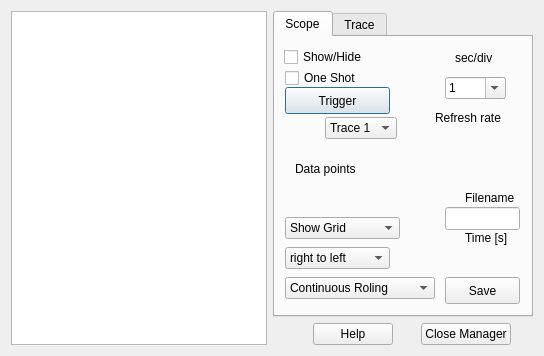
Before: the Qt Designer form src/qrl_scopes_manager.ui in fcuzzocrea/QRTAILab, drawn with Qt 5.
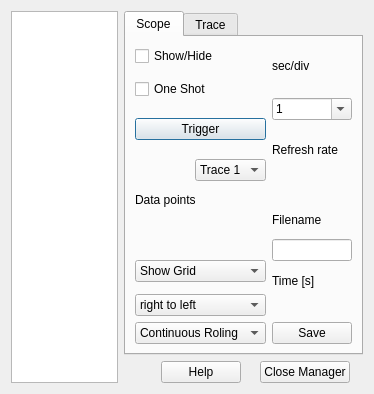
After: the same form once the commit is applied. Icons and pictures are not drawn. Custom widgets are drawn as their Qt base class.

Patch:
```diff
--- a/src/qrl_scopes_manager.ui
+++ b/src/qrl_scopes_manager.ui
@@ -5,8 +5,8 @@
    <rect>
     <x>0</x>
     <y>0</y>
-    <width>544</width>
-    <height>356</height>
+    <width>374</width>
+    <height>394</height>
    </rect>
   </property>
   <property name="windowTitle" >
@@ -38,374 +38,261 @@
       <attribute name="title" >
        <string>Scope</string>
       </attribute>
-      <widget class="QCheckBox" name="showCheckBox" >
-       <property name="geometry" >
-        <rect>
-         <x>9</x>
-         <y>9</y>
-         <width>105</width>
-         <height>22</height>
-        </rect>
-       </property>
-       <property name="text" >
-        <string>Show/Hide</string>
-       </property>
-      </widget>
-      <widget class="QComboBox" name="optionComboBox" >
-       <property name="geometry" >
-        <rect>
-         <x>10</x>
-         <y>180</y>
-         <width>115</width>
-         <height>22</height>
-        </rect>
-       </property>
-       <item>
-        <property name="text" >
-         <string>Show Grid</string>
-        </property>
+      <layout class="QGridLayout" >
+       <item row="0" column="0" colspan="2" >
+        <widget class="QCheckBox" name="showCheckBox" >
+         <property name="text" >
+          <string>Show/Hide</string>
+         </property>
+        </widget>
        </item>
-       <item>
-        <property name="text" >
-         <string>set BG Color</string>
-        </property>
+       <item rowspan="2" row="0" column="2" >
+        <widget class="QLabel" name="maxLabel_2" >
+         <property name="text" >
+          <string>sec/div</string>
+         </property>
+        </widget>
        </item>
-       <item>
-        <property name="text" >
-         <string>set Grid Color</string>
-        </property>
+       <item rowspan="2" row="1" column="0" colspan="2" >
+        <widget class="QCheckBox" name="oneshotCheckBox" >
+         <property name="text" >
+          <string>One Shot</string>
+         </property>
+        </widget>
        </item>
-      </widget>
-      <widget class="QComboBox" name="displayComboBox" >
-       <property name="geometry" >
-        <rect>
-         <x>10</x>
-         <y>240</y>
-         <width>150</width>
-         <height>22</height>
-        </rect>
-       </property>
-       <item>
-        <property name="text" >
-         <string>Continuous Roling</string>
-        </property>
+       <item rowspan="2" row="2" column="2" >
+        <widget class="QComboBox" name="dxComboBox" >
+         <property name="editable" >
+          <bool>true</bool>
+         </property>
+         <property name="currentIndex" >
+          <number>1</number>
+         </property>
+         <property name="minimumContentsLength" >
+          <number>1</number>
+         </property>
+         <item>
+          <property name="text" >
+           <string>10</string>
+          </property>
+         </item>
+         <item>
+          <property name="text" >
+           <string>1</string>
+          </property>
+         </item>
+         <item>
+          <property name="text" >
+           <string>0.1</string>
+          </property>
+         </item>
+        </widget>
        </item>
-       <item>
-        <property name="text" >
-         <string>Overwrite</string>
-        </property>
+       <item rowspan="2" row="3" column="0" colspan="2" >
+        <widget class="QPushButton" name="triggerPushButton" >
+         <property name="text" >
+          <string>Trigger</string>
+         </property>
+        </widget>
        </item>
-       <item>
-        <property name="text" >
-         <string>Trigger +to-</string>
-        </property>
+       <item rowspan="2" row="4" column="2" >
+        <widget class="QLabel" name="minLabel" >
+         <property name="text" >
+          <string>Refresh rate</string>
+         </property>
+        </widget>
        </item>
-       <item>
-        <property name="text" >
-         <string>Trigger -to+</string>
-        </property>
+       <item rowspan="2" row="5" column="0" >
+        <widget class="QwtCounter" name="triggerCounter" >
+         <property name="numButtons" >
+          <number>0</number>
+         </property>
+         <property name="basicstep" stdset="0" >
+          <double>0.100000000000000</double>
+         </property>
+         <property name="minValue" >
+          <double>-1000000.000000000000000</double>
+         </property>
+         <property name="maxValue" >
+          <double>1000000.000000000000000</double>
+         </property>
+        </widget>
        </item>
-       <item>
-        <property name="text" >
-         <string>hold</string>
-        </property>
+       <item rowspan="2" row="5" column="1" >
+        <widget class="QComboBox" name="traceComboBox_2" >
+         <item>
+          <property name="text" >
+           <string>Trace 1</string>
+          </property>
+         </item>
+        </widget>
        </item>
-      </widget>
-      <widget class="QComboBox" name="directionComboBox" >
-       <property name="geometry" >
-        <rect>
-         <x>10</x>
-         <y>210</y>
-         <width>105</width>
-         <height>22</height>
-        </rect>
-       </property>
-       <item>
-        <property name="text" >
-         <string>right to left</string>
-        </property>
+       <item row="6" column="2" >
+        <widget class="QwtCounter" name="rrCounter" >
+         <property name="numButtons" >
+          <number>1</number>
+         </property>
+         <property name="basicstep" stdset="0" >
+          <double>0.100000000000000</double>
+         </property>
+         <property name="minValue" >
+          <double>0.010000000000000</double>
+         </property>
+         <property name="maxValue" >
+          <double>100.000000000000000</double>
+         </property>
+         <property name="stepButton1" >
+          <number>1</number>
+         </property>
+         <property name="value" >
+          <double>20.000000000000000</double>
+         </property>
+        </widget>
        </item>
-       <item>
-        <property name="text" >
-         <string>left to right</string>
-        </property>
+       <item row="7" column="0" colspan="2" >
+        <widget class="QLabel" name="maxLabel" >
+         <property name="text" >
+          <string>Data points</string>
+         </property>
+        </widget>
        </item>
-      </widget>
-      <widget class="QCheckBox" name="oneshotCheckBox" >
-       <property name="geometry" >
-        <rect>
-         <x>10</x>
-         <y>30</y>
-         <width>105</width>
-         <height>22</height>
-        </rect>
-       </property>
-       <property name="text" >
-        <string>One Shot</string>
-       </property>
-      </widget>
-      <widget class="QPushButton" name="triggerPushButton" >
-       <property name="geometry" >
-        <rect>
-         <x>10</x>
-         <y>50</y>
-         <width>105</width>
-         <height>27</height>
-        </rect>
-       </property>
-       <property name="text" >
-        <string>Trigger</string>
-       </property>
-      </widget>
-      <widget class="QwtCounter" name="triggerCounter" >
-       <property name="geometry" >
-        <rect>
-         <x>10</x>
-         <y>80</y>
-         <width>31</width>
-         <height>23</height>
-        </rect>
-       </property>
-       <property name="numButtons" >
-        <number>0</number>
-       </property>
-       <property name="basicstep" stdset="0" >
-        <double>0.100000000000000</double>
-       </property>
-       <property name="minValue" >
-        <double>-1000000.000000000000000</double>
-       </property>
-       <property name="maxValue" >
-        <double>1000000.000000000000000</double>
-       </property>
-      </widget>
-      <widget class="QComboBox" name="traceComboBox_2" >
-       <property name="geometry" >
-        <rect>
-         <x>50</x>
-         <y>80</y>
-         <width>72</width>
-         <height>22</height>
-        </rect>
-       </property>
-       <item>
-        <property name="text" >
-         <string>Trace 1</string>
-        </property>
+       <item rowspan="2" row="8" column="0" colspan="2" >
+        <widget class="QwtCounter" name="dataCounter" >
+         <property name="numButtons" >
+          <number>1</number>
+         </property>
+         <property name="basicstep" stdset="0" >
+          <double>1.000000000000000</double>
+         </property>
+         <property name="minValue" >
+          <double>1.000000000000000</double>
+         </property>
+         <property name="maxValue" >
+          <double>10000.000000000000000</double>
+         </property>
+         <property name="stepButton1" >
+          <number>100</number>
+         </property>
+         <property name="stepButton2" >
+          <number>1000</number>
+         </property>
+         <property name="stepButton3" >
+          <number>5000</number>
+         </property>
+         <property name="value" >
+          <double>100.000000000000000</double>
+         </property>
+        </widget>
        </item>
-      </widget>
-      <widget class="QLabel" name="label_2" >
-       <property name="geometry" >
-        <rect>
-         <x>190</x>
-         <y>150</y>
-         <width>55</width>
-         <height>21</height>
-        </rect>
-       </property>
-       <property name="text" >
-        <string>Filename</string>
-       </property>
-      </widget>
-      <widget class="QLineEdit" name="fileLineEdit" >
-       <property name="geometry" >
-        <rect>
-         <x>170</x>
-         <y>170</y>
-         <width>75</width>
-         <height>23</height>
-        </rect>
-       </property>
-      </widget>
-      <widget class="QwtCounter" name="timeCounter" >
-       <property name="geometry" >
-        <rect>
-         <x>170</x>
-         <y>210</y>
-         <width>75</width>
-         <height>23</height>
-        </rect>
-       </property>
-       <property name="numButtons" >
-        <number>0</number>
-       </property>
-       <property name="minValue" >
-        <double>0.000000000000000</double>
-       </property>
-       <property name="maxValue" >
-        <double>1000000.000000000000000</double>
-       </property>
-       <property name="value" >
-        <double>1.000000000000000</double>
-       </property>
-      </widget>
-      <widget class="QPushButton" name="savePushButton" >
-       <property name="geometry" >
-        <rect>
-         <x>170</x>
-         <y>240</y>
-         <width>75</width>
-         <height>27</height>
-        </rect>
-       </property>
-       <property name="text" >
-        <string>Save</string>
-       </property>
-       <property name="checkable" >
-        <bool>true</bool>
-       </property>
-       <property name="autoDefault" >
-        <bool>false</bool>
-       </property>
-      </widget>
-      <widget class="QLabel" name="label" >
-       <property name="geometry" >
-        <rect>
-         <x>190</x>
-         <y>190</y>
-         <width>51</width>
-         <height>21</height>
-        </rect>
-       </property>
-       <property name="text" >
-        <string>Time [s]</string>
-       </property>
-      </widget>
-      <widget class="QwtCounter" name="dataCounter" >
-       <property name="geometry" >
-        <rect>
-         <x>10</x>
-         <y>150</y>
-         <width>105</width>
-         <height>23</height>
-        </rect>
-       </property>
-       <property name="numButtons" >
-        <number>1</number>
-       </property>
-       <property name="basicstep" stdset="0" >
-        <double>1.000000000000000</double>
-       </property>
-       <property name="minValue" >
-        <double>1.000000000000000</double>
-       </property>
-       <property name="maxValue" >
-        <double>10000.000000000000000</double>
-       </property>
-       <property name="stepButton1" >
-        <number>100</number>
-       </property>
-       <property name="stepButton2" >
-        <number>1000</number>
-       </property>
-       <property name="stepButton3" >
-        <number>10000</number>
-       </property>
-       <property name="value" >
-        <double>100.000000000000000</double>
-       </property>
-      </widget>
-      <widget class="QLabel" name="maxLabel" >
-       <property name="geometry" >
-        <rect>
-         <x>20</x>
-         <y>120</y>
-         <width>82</width>
-         <height>23</height>
-        </rect>
-       </property>
-       <property name="text" >
-        <string>Data points</string>
-       </property>
-      </widget>
-      <widget class="QwtCounter" name="rrCounter" >
-       <property name="geometry" >
-        <rect>
-         <x>160</x>
-         <y>90</y>
-         <width>81</width>
-         <height>23</height>
-        </rect>
-       </property>
-       <property name="numButtons" >
-        <number>1</number>
-       </property>
-       <property name="basicstep" stdset="0" >
-        <double>0.100000000000000</double>
-       </property>
-       <property name="minValue" >
-        <double>0.010000000000000</double>
-       </property>
-       <property name="maxValue" >
-        <double>100.000000000000000</double>
-       </property>
-       <property name="stepButton1" >
-        <number>1</number>
-       </property>
-       <property name="value" >
-        <double>20.000000000000000</double>
-       </property>
-      </widget>
-      <widget class="QLabel" name="minLabel" >
-       <property name="geometry" >
-        <rect>
-         <x>160</x>
-         <y>60</y>
-         <width>82</width>
-         <height>42</height>
-        </rect>
-       </property>
-       <property name="text" >
-        <string>Refresh rate</string>
-       </property>
-      </widget>
-      <widget class="QLabel" name="maxLabel_2" >
-       <property name="geometry" >
-        <rect>
-         <x>180</x>
-         <y>10</y>
-         <width>55</width>
-         <height>22</height>
-        </rect>
-       </property>
-       <property name="text" >
-        <string>sec/div</string>
-       </property>
-      </widget>
-      <widget class="QComboBox" name="dxComboBox" >
-       <property name="geometry" >
-        <rect>
-         <x>170</x>
-         <y>40</y>
-         <width>61</width>
-         <height>22</height>
-        </rect>
-       </property>
-       <property name="editable" >
-        <bool>true</bool>
-       </property>
-       <property name="currentIndex" >
-        <number>1</number>
-       </property>
-       <property name="minimumContentsLength" >
-        <number>1</number>
-       </property>
-       <item>
-        <property name="text" >
-         <string>10</string>
-        </property>
+       <item row="8" column="2" >
+        <widget class="QLabel" name="label_2" >
+         <property name="text" >
+          <string>Filename</string>
+         </property>
+        </widget>
        </item>
-       <item>
-        <property name="text" >
-         <string>1</string>
-        </property>
+       <item rowspan="2" row="9" column="2" >
+        <widget class="QLineEdit" name="fileLineEdit" />
        </item>
-       <item>
-        <property name="text" >
-         <string>0.1</string>
-        </property>
+       <item rowspan="2" row="10" column="0" colspan="2" >
+        <widget class="QComboBox" name="optionComboBox" >
+         <item>
+          <property name="text" >
+           <string>Show Grid</string>
+          </property>
+         </item>
+         <item>
+          <property name="text" >
+           <string>set BG Color</string>
+          </property>
+         </item>
+         <item>
+          <property name="text" >
+           <string>set Grid Color</string>
+          </property>
+         </item>
+        </widget>
        </item>
-      </widget>
+       <item row="11" column="2" >
+        <widget class="QLabel" name="label" >
+         <property name="text" >
+          <string>Time [s]</string>
+         </property>
+        </widget>
+       </item>
+       <item row="12" column="0" colspan="2" >
+        <widget class="QComboBox" name="directionComboBox" >
+         <item>
+          <property name="text" >
+           <string>right to left</string>
+          </property>
+         </item>
+         <item>
+          <property name="text" >
+           <string>left to right</string>
+          </property>
+         </item>
+        </widget>
+       </item>
+       <item row="12" column="2" >
+        <widget class="QwtCounter" name="timeCounter" >
+         <property name="numButtons" >
+          <number>0</number>
+         </property>
+         <property name="minValue" >
+          <double>0.000000000000000</double>
+         </property>
+         <property name="maxValue" >
+          <double>1000000.000000000000000</double>
+         </property>
+         <property name="value" >
+          <double>1.000000000000000</double>
+         </property>
+        </widget>
+       </item>
+       <item row="13" column="0" colspan="2" >
+        <widget class="QComboBox" name="displayComboBox" >
+         <item>
+          <property name="text" >
+           <string>Continuous Roling</string>
+          </property>
+         </item>
+         <item>
+          <property name="text" >
+           <string>Overwrite</string>
+          </property>
+         </item>
+         <item>
+          <property name="text" >
+           <string>Trigger +to-</string>
+          </property>
+         </item>
+         <item>
+          <property name="text" >
+           <string>Trigger -to+</string>
+          </property>
+         </item>
+         <item>
+          <property name="text" >
+           <string>hold</string>
+          </property>
+         </item>
+        </widget>
+       </item>
+       <item row="13" column="2" >
+        <widget class="QPushButton" name="savePushButton" >
+         <property name="text" >
+          <string>Save</string>
+         </property>
+         <property name="checkable" >
+          <bool>true</bool>
+         </property>
+         <property name="autoDefault" >
+          <bool>false</bool>
+         </property>
+        </widget>
+       </item>
+      </layout>
      </widget>
      <widget class="QWidget" name="Trace" >
       <attribute name="title" >
```
Left out of the diff: 7 changed lines with no effect on the pictures.
